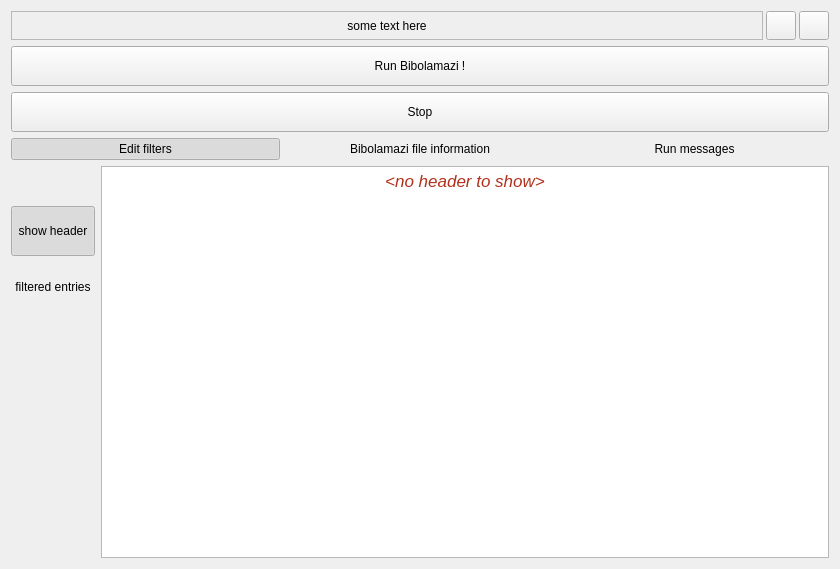
Before: the Qt Designer form gui/bibolamazi_gui/openbibfile.ui in phfaist/bibolamazi, drawn with Qt 5.
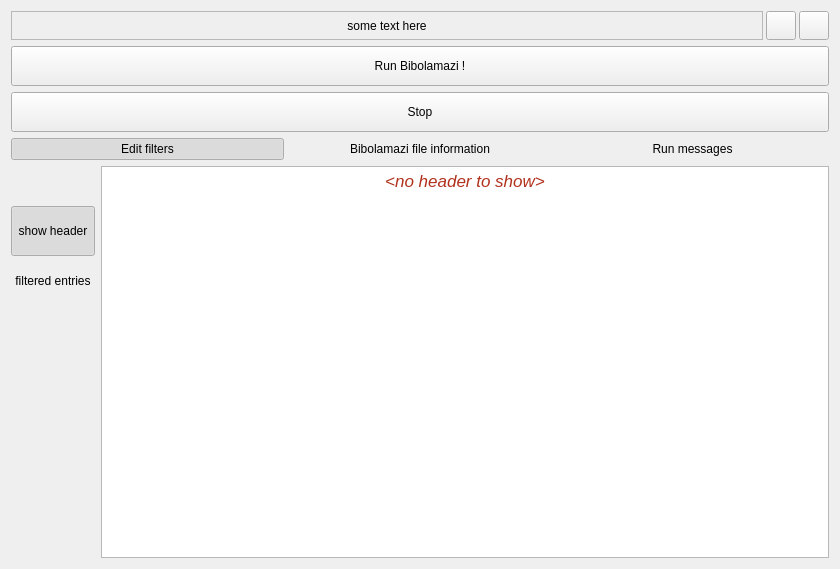
After: the same form once the commit is applied. The open tabs and pages were chosen to show the change. Icons and pictures are not drawn. Custom widgets are drawn as their Qt base class.

Patch:
```diff
--- a/gui/bibolamazi_gui/openbibfile.ui
+++ b/gui/bibolamazi_gui/openbibfile.ui
@@ -47,6 +47,9 @@
    </item>
    <item row="5" column="0">
     <layout class="QHBoxLayout" name="horizontalLayout_2">
+     <property name="spacing">
+      <number>0</number>
+     </property>
      <item>
       <widget class="QPushButton" name="btnPageEditConfig">
        <property name="text">
@@ -420,6 +423,9 @@
        </property>
        <item row="0" column="0">
         <layout class="QVBoxLayout" name="verticalLayout_8">
+         <property name="spacing">
+          <number>0</number>
+         </property>
          <item>
           <spacer name="verticalSpacer_3">
            <property name="orientation">
```
Left out of the diff: 2 changed lines with no effect on the pictures.
